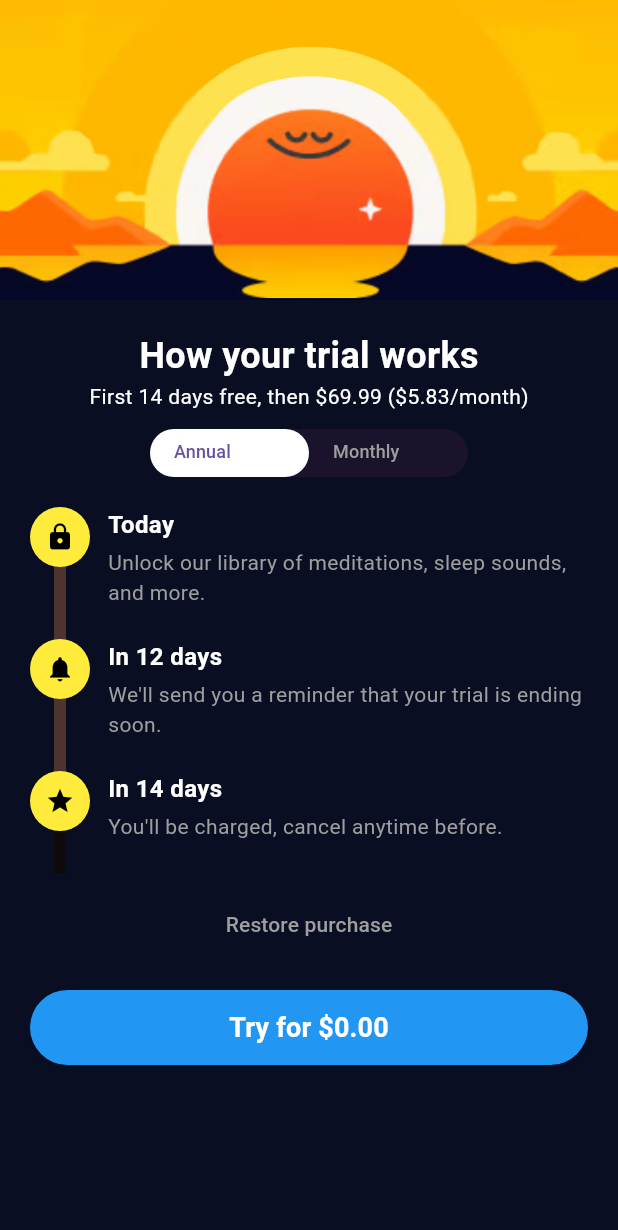
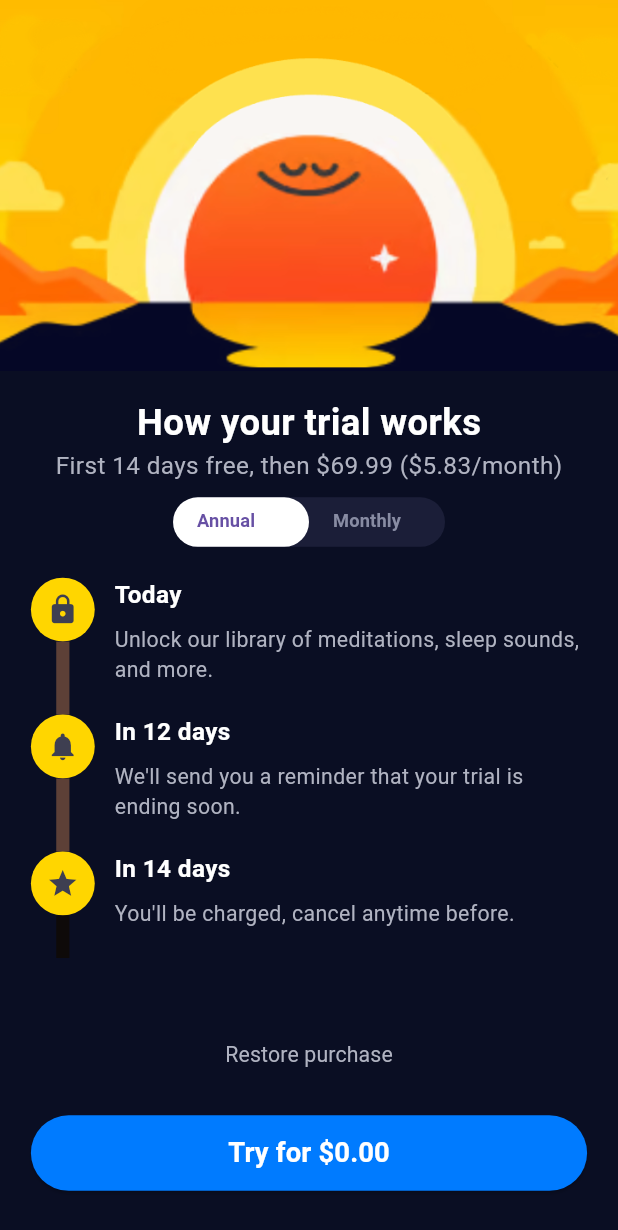
Before and after one commit to felixjoshuabenson/paywall, a Flutter app: the screen it shows after launch, on a phone screen of 412 x 824 dp. Shown: the top 1230 px of the screen. Run offline on Flutter 3.47's test engine with Material 3 defaults, Android fonts, the light colour scheme and no system bars; our stand-ins replace flutter_screenutil; Roboto replaces fonts that are missing (Manrope).

Commit message:
make the app reponsive on tab and ipad

```diff
--- a/lib/main.dart
+++ b/lib/main.dart
@@ -1,7 +1,13 @@
 import 'package:flutter/material.dart';
-import 'package:paywell/screens/paywell_screen.dart';
+import 'package:flutter_screenutil/flutter_screenutil.dart';
+import 'package:paywell/screens/paywall_screen.dart';
+import 'package:paywell/theme.dart';
 
 void main() {
+  WidgetsFlutterBinding.ensureInitialized();
+  FlutterError.onError = (FlutterErrorDetails details) {
+    FlutterError.presentError(details);
+  };
   runApp(const MyApp());
 }
 
@@ -10,14 +16,17 @@ class MyApp extends StatelessWidget {
 
   @override
   Widget build(BuildContext context) {
-    return MaterialApp(
-      title: 'Fynedoc',
-      theme: ThemeData(
-        scaffoldBackgroundColor: const Color(0xFF0A0E23),
-        fontFamily: 'Manrope',
+    return ScreenUtilInit(
+      designSize: const Size(375, 812),
+      minTextAdapt: true,
+      splitScreenMode: true,
+      builder: (context, child) => MaterialApp(
+        title: 'Paywall',
+        theme: ThemeData(scaffoldBackgroundColor: AppColors.background),
+        home: child,
+        debugShowCheckedModeBanner: false,
       ),
-      home: const PaywallScreen(),
-      debugShowCheckedModeBanner: false,
+      child: const PaywallScreen(),
     );
   }
 }
--- a/lib/screens/annual_plan_tab.dart
+++ /dev/null
@@ -1,43 +0,0 @@
-import 'package:flutter/material.dart';
-import 'package:paywell/widgets/build_timeline_item.dart';
-import 'package:paywell/widgets/pay_button.dart';
-import 'package:paywell/widgets/restore_button.dart';
-
-class AnnualPlanTab extends StatelessWidget {
-  const AnnualPlanTab({super.key});
-
-  @override
-  Widget build(BuildContext context) {
-    return SingleChildScrollView(
-      padding: const EdgeInsets.all(20),
-      child: Column(
-        crossAxisAlignment: CrossAxisAlignment.start,
-        children: [
-          BuildTimelineItem(
-            title: 'Today',
-            description:
-                'Unlock our library of meditations, sleep sounds, and more.',
-            icon: Icons.lock,
-          ),
-          BuildTimelineItem(
-            title: 'In 12 days',
-            description:
-                "We'll send you a reminder that your trial is ending soon.",
-            icon: Icons.notifications,
-          ),
-          BuildTimelineItem(
-            title: 'In 14 days',
-            description: "You'll be charged, cancel anytime before.",
-            icon: Icons.star,
-            isLast: true,
-          ),
-
-          const SizedBox(height: 10),
-          RestoreButton(onPressed: () {}, buttonText: 'Restore purchase'),
-          const SizedBox(height: 20),
-          PayButton(onPressed: () {}, buttonText: "Try for \$0.00"),
-        ],
-      ),
-    );
-  }
-}
--- a/lib/screens/monthly_plan_tab.dart
+++ /dev/null
@@ -1,45 +0,0 @@
-import 'package:flutter/material.dart';
-import 'package:paywell/widgets/build_timeline_item.dart';
-import 'package:paywell/widgets/pay_button.dart';
-import 'package:paywell/widgets/restore_button.dart';
-
-class MonthlyPlanTab extends StatelessWidget {
-  const MonthlyPlanTab({super.key});
-
-  @override
-  Widget build(BuildContext context) {
-    return SingleChildScrollView(
-      padding: const EdgeInsets.all(20),
-      child: Column(
-        crossAxisAlignment: CrossAxisAlignment.start,
-        children: [
-          BuildTimelineItem(
-            title: 'Today',
-            description:
-                'Unlock our library of meditations, sleep sounds, and more.',
-            icon: Icons.lock,
-          ),
-
-          BuildTimelineItem(
-            title: 'In 5 days',
-            description:
-                "We'll send you a reminder that your trial is ending soon.",
-            icon: Icons.notifications,
-          ),
-
-          BuildTimelineItem(
-            title: 'In 7 days',
-            description: "You'll be charged, cancel anytime before.",
-            icon: Icons.star,
-            isLast: true,
-          ),
-          const SizedBox(height: 10),
-          RestoreButton(onPressed: () {}, buttonText: 'Restore purchase'),
-          const SizedBox(height: 20),
-
-          PayButton(onPressed: () {}, buttonText: "Try for \$0.00"),
-        ],
-      ),
-    );
-  }
-}
--- /dev/null
+++ b/lib/screens/paywall_screen.dart
@@ -0,0 +1,146 @@
+import 'package:flutter/material.dart';
+import 'package:flutter_screenutil/flutter_screenutil.dart';
+import 'package:paywell/screens/plan_tab.dart';
+import 'package:paywell/subvalues.dart';
+import 'package:paywell/theme.dart';
+
+class PaywallScreen extends StatefulWidget {
+  const PaywallScreen({super.key});
+
+  @override
+  State<PaywallScreen> createState() => _PaywallScreenState();
+}
+
+class _PaywallScreenState extends State<PaywallScreen>
+    with SingleTickerProviderStateMixin {
+  late TabController _tabController;
+
+  List tabItem = ['Annual', 'Monthly'];
+
+  String _subtitle = 'First 14 days free, then \$69.99 (\$5.83/month)';
+
+  @override
+  void initState() {
+    super.initState();
+    _tabController = TabController(length: 2, vsync: this);
+    _tabController.addListener(() {
+      if (_tabController.indexIsChanging) return;
+      setState(() {
+        _subtitle = _tabController.index == 0
+            ? 'First 14 days free, then \$69.99 (\$5.83/month)'
+            : 'First 7 days free, then \$12.99 / month';
+      });
+    });
+  }
+
+  @override
+  void dispose() {
+    _tabController.dispose();
+    super.dispose();
+  }
+
+  @override
+  Widget build(BuildContext context) {
+    return Scaffold(
+      body: Column(
+        children: [
+          Image.asset(
+            'assets/paywall_graphic.png',
+            width: double.infinity,
+            height: MediaQuery.of(context).size.height * 0.3,
+            fit: BoxFit.cover,
+          ),
+
+          SizedBox(height: MediaQuery.of(context).size.height * 0.02),
+          Text(
+            'How your trial works',
+            style: AppTextStyles.title.copyWith(color: AppColors.whiteColor),
+          ),
+          Text(
+            _subtitle,
+            style: AppTextStyles.subtitle.copyWith(
+              color: AppColors.subtitleText,
+            ),
+          ),
+          SizedBox(height: MediaQuery.of(context).size.height * 0.012),
+          Row(
+            mainAxisAlignment: MainAxisAlignment.center,
+            children: [
+              Expanded(
+                child: Container(
+                  height: MediaQuery.of(context).size.height * 0.04,
+
+                  margin: EdgeInsets.symmetric(
+                    horizontal: MediaQuery.of(context).size.width * 0.28,
+                  ),
+
+                  decoration: BoxDecoration(
+                    color: AppColors.tabBackground,
+                    borderRadius: BorderRadius.circular(32),
+                  ),
+                  child: TabBar(
+                    controller: _tabController,
+                    dividerColor: Colors.transparent,
+                    unselectedLabelColor: AppColors.tabUnselected,
+                    splashBorderRadius: BorderRadius.circular(24.r),
+                    indicatorSize: TabBarIndicatorSize.tab,
+                    indicator: BoxDecoration(
+                      borderRadius: BorderRadius.circular(24.r),
+                      color: AppColors.whiteColor,
+                    ),
+
+                    tabs: List.generate(tabItem.length, (index) {
+                      final key = tabItem.elementAt(index);
+                      return Tab(
+                        child: Row(
+                          children: [Text(key, style: AppTextStyles.tabLabel)],
+                        ),
+                      );
+                    }),
+                  ),
+                ),
+              ),
+            ],
+          ),
+          Expanded(
+            child: TabBarView(
+              controller: _tabController,
+              children: [
+                PlanTab(
+                  timelineItems: Subvalues.annualTimelineItems,
+                  payButtonText: 'Try for \$0.00',
+                  onPayPressed: () {
+                    ScaffoldMessenger.of(context).showSnackBar(
+                      const SnackBar(content: Text('Starting annual trial...')),
+                    );
+                  },
+                  onRestorePressed: () {
+                    ScaffoldMessenger.of(context).showSnackBar(
+                      const SnackBar(content: Text('Restoring purchase...')),
+                    );
+                  },
+                ),
+                PlanTab(
+                  timelineItems: Subvalues.monthlyTimelineItems,
+                  payButtonText: 'Try for \$0.00',
+                  onPayPressed: () {
+                    ScaffoldMessenger.of(context).showSnackBar(
+                      const SnackBar(
+                        content: Text('Starting monthly trial...'),
+                      ),
+                    );
+                  },
+                  onRestorePressed: () {
+                    ScaffoldMessenger.of(context).showSnackBar(
+                      const SnackBar(content: Text('Restoring purchase...')),
+                    );
+                  },
+                ),
+              ],
+            ),
+          ),
+        ],
+      ),
+    );
+  }
+}
--- a/lib/screens/paywell_screen.dart
+++ /dev/null
@@ -1,126 +0,0 @@
-import 'package:flutter/material.dart';
-import 'package:paywell/screens/annual_plan_tab.dart';
-import 'package:paywell/screens/monthly_plan_tab.dart';
-
-class PaywallScreen extends StatefulWidget {
-  const PaywallScreen({super.key});
-
-  @override
-  State<PaywallScreen> createState() => _PaywallScreenState();
-}
-
-class _PaywallScreenState extends State<PaywallScreen>
-    with SingleTickerProviderStateMixin {
-  late TabController _tabController;
-
-  List tabItem = ['Annual', 'Monthly'];
-
-  String _subtitle = 'First 14 days free, then \$69.99 (\$5.83/month)';
-
-  @override
-  void initState() {
-    super.initState();
-    _tabController = TabController(length: 2, vsync: this);
-    _tabController.addListener(() {
-      if (_tabController.indexIsChanging) return;
-      setState(() {
-        _subtitle = _tabController.index == 0
-            ? 'First 14 days free, then \$69.99 (\$5.83/month)'
-            : 'First 7 days free, then \$12.99 / month';
-      });
-    });
-  }
-
-  @override
-  void dispose() {
-    _tabController.dispose();
-    super.dispose();
-  }
-
-  @override
-  Widget build(BuildContext context) {
-    return Scaffold(
-      body: Column(
-        children: [
-          Image.asset(
-            'assets/paywall_graphic.png',
-            width: double.infinity,
-            height: 200,
-            fit: BoxFit.cover,
-          ),
-
-          const SizedBox(height: 20),
-          Text(
-            'How your trial works',
-            style: TextStyle(
-              fontSize: 24,
-              fontWeight: FontWeight.bold,
-              color: Colors.white,
-            ),
-          ),
-          Text(
-            _subtitle,
-            style: const TextStyle(
-              fontSize: 14,
-              color: Colors.white,
-              fontFamily: 'Manrope',
-            ),
-          ),
-          SizedBox(height: 12),
-          Row(
-            mainAxisAlignment: MainAxisAlignment.center,
-            children: [
-              Expanded(
-                child: Container(
-                  height: 32,
-
-                  margin: const EdgeInsets.symmetric(horizontal: 100),
-                  // padding: const EdgeInsets.symmetric(vertical: 8),
-                  decoration: BoxDecoration(
-                    color: const Color.fromARGB(255, 26, 19, 43),
-                    borderRadius: BorderRadius.circular(32),
-                  ),
-                  child: TabBar(
-                    controller: _tabController,
-                    dividerColor: Colors.transparent,
-                    labelColor: Theme.of(context).primaryColor,
-                    unselectedLabelColor: Colors.grey,
-                    splashBorderRadius: BorderRadius.circular(24),
-                    indicatorSize: TabBarIndicatorSize.tab,
-                    indicator: BoxDecoration(
-                      borderRadius: BorderRadius.circular(24),
-                      color: Colors.white,
-                    ),
-
-                    tabs: List.generate(tabItem.length, (index) {
-                      final key = tabItem.elementAt(index);
-                      return Tab(
-                        child: Row(
-                          children: [
-                            Text(
-                              key,
-                              style: TextStyle(
-                                fontSize: 12,
-                                fontFamily: 'Manrope',
-                              ),
-                            ),
-                          ],
-                        ),
-                      );
-                    }),
-                  ),
-                ),
-              ),
-            ],
-          ),
-          Expanded(
-            child: TabBarView(
-              controller: _tabController,
-              children: [AnnualPlanTab(), MonthlyPlanTab()],
-            ),
-          ),
-        ],
-      ),
-    );
-  }
-}
--- /dev/null
+++ b/lib/screens/plan_tab.dart
@@ -0,0 +1,50 @@
+import 'package:flutter/material.dart';
+import 'package:flutter_screenutil/flutter_screenutil.dart';
+import 'package:paywell/theme.dart';
+import 'package:paywell/widgets/build_timeline_item.dart';
+import 'package:paywell/widgets/pay_button.dart';
+import 'package:paywell/widgets/restore_button.dart';
+
+class PlanTab extends StatelessWidget {
+  final List<Map<String, dynamic>> timelineItems;
+  final String payButtonText;
+  final VoidCallback onPayPressed;
+  final VoidCallback onRestorePressed;
+
+  const PlanTab({
+    super.key,
+    required this.timelineItems,
+    required this.payButtonText,
+    required this.onPayPressed,
+    required this.onRestorePressed,
+  });
+
+  @override
+  Widget build(BuildContext context) {
+    return SingleChildScrollView(
+      padding: AppSpacing.responsivePadding(context),
+      child: Column(
+        crossAxisAlignment: CrossAxisAlignment.start,
+        children: [
+          ...timelineItems.asMap().entries.map((entry) {
+            final index = entry.key;
+            final item = entry.value;
+            return BuildTimelineItem(
+              title: item['title'],
+              description: item['description'],
+              icon: item['icon'],
+              isLast: index == timelineItems.length - 1,
+            );
+          }),
+          SizedBox(height: 40.h),
+          RestoreButton(
+            onPressed: onRestorePressed,
+            buttonText: 'Restore purchase',
+          ),
+          SizedBox(height: 16.h),
+          PayButton(onPressed: onPayPressed, buttonText: payButtonText),
+        ],
+      ),
+    );
+  }
+}
--- /dev/null
+++ b/lib/subvalues.dart
@@ -0,0 +1,47 @@
+import 'package:flutter/material.dart';
+
+class Subvalues {
+  static const List<String> tabItems = ['Annual', 'Monthly'];
+  static const Map<int, String> subtitles = {
+    0: 'First 14 days free, then \$69.99 (\$5.83/month)',
+    1: 'First 7 days free, then \$12.99 / month',
+  };
+  static const List<Map<String, dynamic>> annualTimelineItems = [
+    {
+      'title': 'Today',
+      'description':
+          'Unlock our library of meditations, sleep sounds, and more.',
+      'icon': Icons.lock,
+    },
+    {
+      'title': 'In 12 days',
+      'description':
+          "We'll send you a reminder that your trial is ending soon.",
+      'icon': Icons.notifications,
+    },
+    {
+      'title': 'In 14 days',
+      'description': "You'll be charged, cancel anytime before.",
+      'icon': Icons.star,
+    },
+  ];
+  static const List<Map<String, dynamic>> monthlyTimelineItems = [
+    {
+      'title': 'Today',
+      'description':
+          'Unlock our library of meditations, sleep sounds, and more.',
+      'icon': Icons.lock,
+    },
+    {
+      'title': 'In 5 days',
+      'description':
+          "We'll send you a reminder that your trial is ending soon.",
+      'icon': Icons.notifications,
+    },
+    {
+      'title': 'In 7 days',
+      'description': "You'll be charged, cancel anytime before.",
+      'icon': Icons.star,
+    },
+  ];
+}
--- /dev/null
+++ b/lib/theme.dart
@@ -0,0 +1,80 @@
+import 'package:flutter/material.dart';
+import 'package:flutter_screenutil/flutter_screenutil.dart';
+
+//app theme colors and text styles
+class AppColors {
+  static const Color background = Color(0xFF0A0E23); // Dark Navy
+  static const Color subtitleText = Color(0xFFB0B3C1); // Light gray
+  static const Color whiteColor = Colors.white;
+  static const Color iconCircle = Color(0xFFFFD600); // Yellow
+  static const Color iconLine = Color(0xFF3E3F51); // Dark line
+  static const Color iconDarkLine = Color(0xFF5D4037);
+  static const Color iconLastLine = Color(
+    0xFF0E0A09,
+  ); // Dark line for last item
+  static const Color buttonBlue = Color(0xFF007BFF); // Call to action button
+  static const Color tabUnselected = Color(0xFF888CA3);
+  static const Color tabBackground = Color(0xFF1B1E38);
+}
+
+class AppTextStyles {
+  static TextStyle title = TextStyle(
+    fontSize: 24.sp,
+    fontWeight: FontWeight.w700,
+    fontFamily: 'Manrope',
+    color: AppColors.whiteColor,
+  );
+
+  static TextStyle subtitle = TextStyle(
+    fontSize: 16.sp,
+    fontWeight: FontWeight.w400,
+    fontFamily: 'Manrope',
+    color: AppColors.subtitleText,
+  );
+
+  static TextStyle tabLabel = TextStyle(
+    fontSize: 12.sp,
+    fontWeight: FontWeight.w600,
+    fontFamily: 'Manrope',
+  );
+
+  static TextStyle timelineTitle = TextStyle(
+    fontSize: 16.sp,
+    fontWeight: FontWeight.w700,
+    fontFamily: 'Manrope',
+    color: AppColors.whiteColor,
+  );
+
+  static TextStyle timelineDescription = TextStyle(
+    fontSize: 14.sp,
+    fontWeight: FontWeight.w400,
+    fontFamily: 'Manrope',
+    color: AppColors.subtitleText,
+  );
+
+  static TextStyle button = TextStyle(
+    fontSize: 18.sp,
+    fontWeight: FontWeight.bold,
+    fontFamily: 'Manrope',
+    color: Colors.white,
+  );
+
+  static TextStyle restoreText = TextStyle(
+    fontSize: 14.sp,
+    fontWeight: FontWeight.w400,
+    fontFamily: 'Manrope',
+    color: AppColors.subtitleText,
+  );
+}
+
+class AppSpacing {
+  static EdgeInsets responsivePadding(BuildContext context) {
+    final width = MediaQuery.of(context).size.width;
+    return EdgeInsets.all(width * 0.05);
+  }
+
+  static EdgeInsets resPadding(BuildContext context) {
+    final width = MediaQuery.of(context).size.width;
+    return EdgeInsets.all(width * 0.025);
+  }
+}
--- a/lib/widgets/build_timeline_item.dart
+++ b/lib/widgets/build_timeline_item.dart
@@ -1,4 +1,13 @@
 import 'package:flutter/material.dart';
+import 'package:flutter_screenutil/flutter_screenutil.dart';
+import 'package:paywell/theme.dart';
+
+class TimelineConstants {
+  static final double iconSize = 20.w;
+  static final double lineWidth = 8.w;
+  static final double lineHeight = 48.h;
+  static final double lastLineHeight = 28.h;
+}
 
 class BuildTimelineItem extends StatelessWidget {
   final String title;
@@ -16,59 +25,48 @@ class BuildTimelineItem extends StatelessWidget {
 
   @override
   Widget build(BuildContext context) {
-    return Row(
+    return Semantics(
+      label: '$title: $description',
+      child: Row(
         crossAxisAlignment: CrossAxisAlignment.start,
         children: [
-        // Circle Icon with Vertical Line
           Column(
             children: [
               Container(
-              padding: const EdgeInsets.all(10),
+                padding: AppSpacing.resPadding(context),
                 decoration: const BoxDecoration(
-                color: Colors.yellow,
+                  color: AppColors.iconCircle,
                   shape: BoxShape.circle,
                 ),
-              child: Icon(icon, size: 20, color: Colors.black),
+                child: Icon(
+                  icon,
+                  size: TimelineConstants.iconSize,
+                  color: AppColors.iconLine,
                 ),
-            if (!isLast)
-              Container(width: 8, height: 48, color: Colors.brown.shade800),
-            if (isLast)
+              ),
               Container(
-                width: 8,
-                height: 28,
-                color: const Color.fromARGB(255, 14, 10, 9),
+                width: TimelineConstants.lineWidth,
+                height: isLast
+                    ? TimelineConstants.lastLineHeight
+                    : TimelineConstants.lineHeight,
+                color: isLast ? AppColors.iconLastLine : AppColors.iconDarkLine,
               ),
             ],
           ),
-        const SizedBox(width: 12),
-        // Text Block
+          SizedBox(width: 12.w),
           Expanded(
             child: Column(
               crossAxisAlignment: CrossAxisAlignment.start,
               children: [
-              Text(
-                title,
-                style: const TextStyle(
-                  fontSize: 16,
-                  fontWeight: FontWeight.bold,
-                  color: Colors.white,
-                  fontFamily: 'Manrope',
-                ),
-              ),
-              const SizedBox(height: 4),
-              Text(
-                description,
-                style: const TextStyle(
-                  fontSize: 14,
-                  color: Colors.grey,
-                  fontFamily: 'Manrope',
-                ),
-              ),
-              const SizedBox(height: 20),
+                Text(title, style: AppTextStyles.timelineTitle),
+                SizedBox(height: 8.h),
+                Text(description, style: AppTextStyles.timelineDescription),
+                SizedBox(height: 16.h),
               ],
             ),
           ),
         ],
+      ),
     );
   }
 }
--- a/lib/widgets/pay_button.dart
+++ b/lib/widgets/pay_button.dart
@@ -1,34 +1,46 @@
 import 'package:flutter/material.dart';
+import 'package:flutter_screenutil/flutter_screenutil.dart';
+import 'package:paywell/theme.dart';
 
 class PayButton extends StatelessWidget {
+  final VoidCallback onPressed;
+  final String buttonText;
+  final bool isLoading;
+
   const PayButton({
     super.key,
     required this.onPressed,
     required this.buttonText,
+    this.isLoading = false,
   });
-  final Function() onPressed;
-  final String buttonText;
+
   @override
   Widget build(BuildContext context) {
-    return SizedBox(
-      width: double.infinity,
-      child: ElevatedButton(
-        onPressed: onPressed,
-        style: ElevatedButton.styleFrom(
-          backgroundColor: Colors.blue,
-          padding: const EdgeInsets.symmetric(vertical: 12),
-          shape: RoundedRectangleBorder(
-            borderRadius: BorderRadius.circular(30),
+    return Semantics(
+      button: true,
+      label: buttonText,
+      child: SizedBox(
+        width: double.infinity,
+        child: ElevatedButton(
+          onPressed: isLoading ? null : onPressed,
+          style: ElevatedButton.styleFrom(
+            backgroundColor: AppColors.buttonBlue,
+            padding: EdgeInsets.symmetric(vertical: 12.h),
+            shape: RoundedRectangleBorder(
+              borderRadius: BorderRadius.circular(30.r),
+            ),
+            minimumSize: Size(double.infinity, 48.h),
           ),
-        ), // This was the m
-        child: Text(
-          buttonText,
-          style: TextStyle(
-            color: Colors.white,
-            fontSize: 18,
-            fontWeight: FontWeight.bold,
-            fontFamily: 'Manrope',
-          ),
+          child: isLoading
+              ? SizedBox(
+                  width: 24.w,
+                  height: 24.h,
+                  child: CircularProgressIndicator(
+                    color: AppColors.whiteColor,
+                    strokeWidth: 2.w,
+                  ),
+                )
+              : Text(buttonText, style: AppTextStyles.button),
         ),
       ),
     );
--- a/lib/widgets/restore_button.dart
+++ b/lib/widgets/restore_button.dart
@@ -1,20 +1,38 @@
 import 'package:flutter/material.dart';
+import 'package:flutter_screenutil/flutter_screenutil.dart';
+import 'package:paywell/theme.dart';
 
 class RestoreButton extends StatelessWidget {
+  final VoidCallback onPressed;
+  final String buttonText;
+  final bool isLoading;
+
   const RestoreButton({
     super.key,
     required this.onPressed,
     required this.buttonText,
+    this.isLoading = false,
   });
-  final Function() onPressed;
-  final String buttonText;
 
   @override
   Widget build(BuildContext context) {
-    return TextButton(
-      onPressed: onPressed,
-      child: Center(
-        child: Text(buttonText, style: TextStyle(color: Colors.grey)),
+    return Semantics(
+      button: true,
+      label: buttonText,
+      child: TextButton(
+        onPressed: isLoading ? null : onPressed,
+        child: Center(
+          child: isLoading
+              ? SizedBox(
+                  width: 20.w,
+                  height: 20.h,
+                  child: CircularProgressIndicator(
+                    color: AppColors.subtitleText,
+                    strokeWidth: 2.w,
+                  ),
+                )
+              : Text(buttonText, style: AppTextStyles.restoreText),
+        ),
       ),
     );
   }
--- a/pubspec.yaml
+++ b/pubspec.yaml
@@ -34,6 +34,7 @@ dependencies:
   # The following adds the Cupertino Icons font to your application.
   # Use with the CupertinoIcons class for iOS style icons.
   cupertino_icons: ^1.0.8
+  flutter_screenutil: ^5.9.3
 
 dev_dependencies:
   flutter_test:
```
Also changed, not shown: pubspec.lock, 1 other file. Lines whose indentation alone changed are shown as unchanged.
